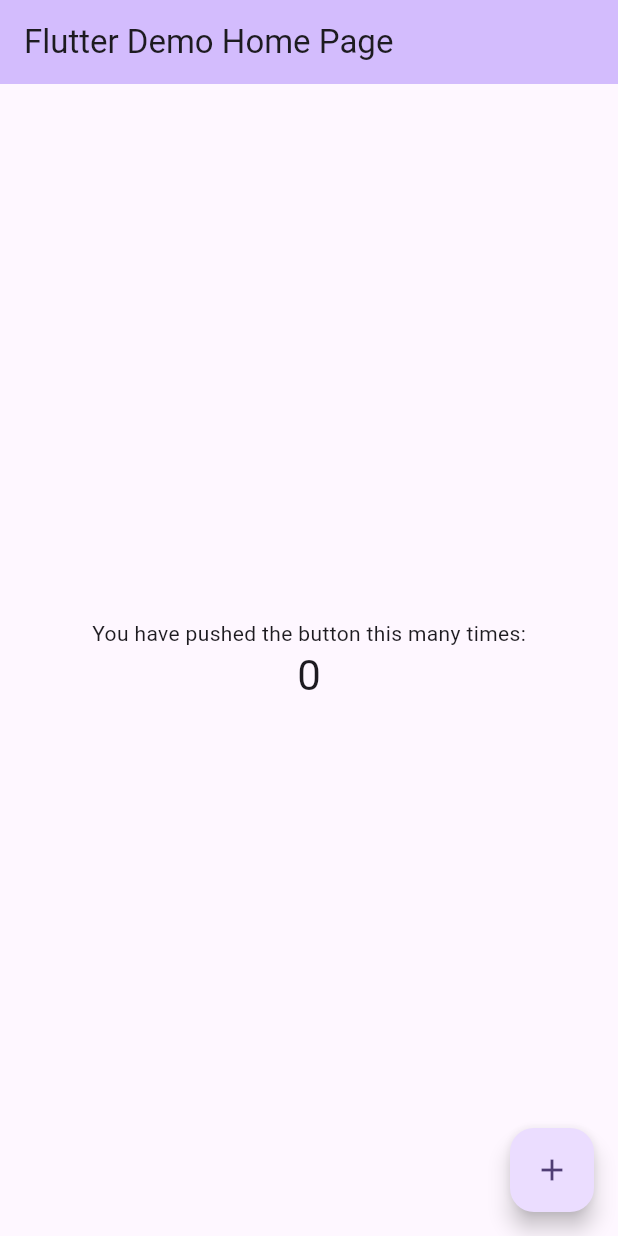
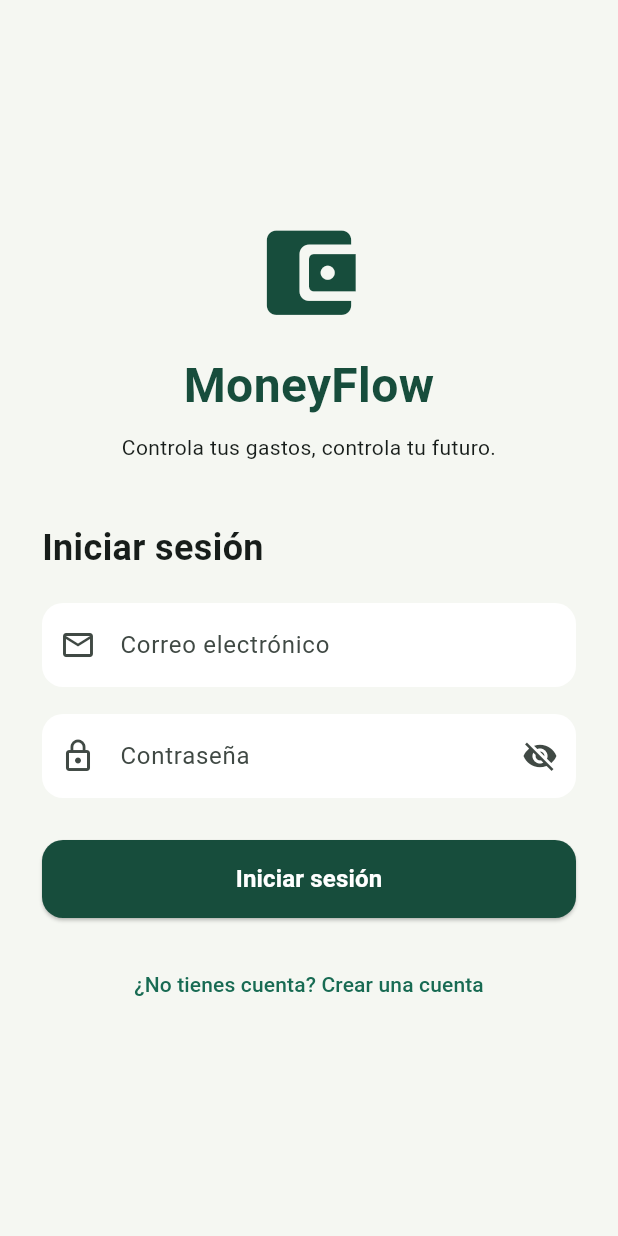
Before and after one commit to EliBM07/MoneyFlow, a Flutter app: the screen it shows after launch, on a phone screen of 412 x 824 dp. Run offline on Flutter 3.47's test engine with Material 3 defaults, Android fonts, the phone set to English and light mode, and no system bars.

Commit message:
feat: implement login interface and form validation

```diff
--- /dev/null
+++ b/lib/core/theme/app_theme.dart
@@ -0,0 +1,25 @@
+
+import 'package:flutter/material.dart';
+
+class AppTheme {
+  static const Color primary = Color(0xFF174D3C);
+  static const Color background = Color(0xFFF5F7F2);
+  static const Color accent = Color(0xFFB8D8C0);
+
+  static ThemeData lightTheme = ThemeData(
+    useMaterial3: true,
+    scaffoldBackgroundColor: background,
+    colorScheme: ColorScheme.fromSeed(
+      seedColor: primary,
+      brightness: Brightness.light,
+    ),
+    inputDecorationTheme: InputDecorationTheme(
+      filled: true,
+      fillColor: Colors.white,
+      border: OutlineInputBorder(
+        borderRadius: BorderRadius.circular(14),
+        borderSide: BorderSide.none,
+      ),
+    ),
+  );
+}
--- a/lib/main.dart
+++ b/lib/main.dart
@@ -1,122 +1,23 @@
+
 import 'package:flutter/material.dart';
 
+import 'core/theme/app_theme.dart';
+import 'presentation/screens/login/login_screen.dart';
+
 void main() {
-  runApp(const MyApp());
+  runApp(const MoneyFlowApp());
 }
 
-class MyApp extends StatelessWidget {
-  const MyApp({super.key});
+class MoneyFlowApp extends StatelessWidget {
+  const MoneyFlowApp({super.key});
 
-  // This widget is the root of your application.
   @override
   Widget build(BuildContext context) {
     return MaterialApp(
-      title: 'Flutter Demo',
-      theme: ThemeData(
-        // This is the theme of your application.
-        //
-        // TRY THIS: Try running your application with "flutter run". You'll see
-        // the application has a purple toolbar. Then, without quitting the app,
-        // try changing the seedColor in the colorScheme below to Colors.green
-        // and then invoke "hot reload" (save your changes or press the "hot
-        // reload" button in a Flutter-supported IDE, or press "r" if you used
-        // the command line to start the app).
-        //
-        // Notice that the counter didn't reset back to zero; the application
-        // state is not lost during the reload. To reset the state, use hot
-        // restart instead.
-        //
-        // This works for code too, not just values: Most code changes can be
-        // tested with just a hot reload.
-        colorScheme: .fromSeed(seedColor: Colors.deepPurple),
-      ),
-      home: const MyHomePage(title: 'Flutter Demo Home Page'),
+      debugShowCheckedModeBanner: false,
+      title: 'MoneyFlow',
+      theme: AppTheme.lightTheme,
+      home: const LoginScreen(),
     );
   }
 }
-
-class MyHomePage extends StatefulWidget {
-  const MyHomePage({super.key, required this.title});
-
-  // This widget is the home page of your application. It is stateful, meaning
-  // that it has a State object (defined below) that contains fields that affect
-  // how it looks.
-
-  // This class is the configuration for the state. It holds the values (in this
-  // case the title) provided by the parent (in this case the App widget) and
-  // used by the build method of the State. Fields in a Widget subclass are
-  // always marked "final".
-
-  final String title;
-
-  @override
-  State<MyHomePage> createState() => _MyHomePageState();
-}
-
-class _MyHomePageState extends State<MyHomePage> {
-  int _counter = 0;
-
-  void _incrementCounter() {
-    setState(() {
-      // This call to setState tells the Flutter framework that something has
-      // changed in this State, which causes it to rerun the build method below
-      // so that the display can reflect the updated values. If we changed
-      // _counter without calling setState(), then the build method would not be
-      // called again, and so nothing would appear to happen.
-      _counter++;
-    });
-  }
-
-  @override
-  Widget build(BuildContext context) {
-    // This method is rerun every time setState is called, for instance as done
-    // by the _incrementCounter method above.
-    //
-    // The Flutter framework has been optimized to make rerunning build methods
-    // fast, so that you can just rebuild anything that needs updating rather
-    // than having to individually change instances of widgets.
-    return Scaffold(
-      appBar: AppBar(
-        // TRY THIS: Try changing the color here to a specific color (to
-        // Colors.amber, perhaps?) and trigger a hot reload to see the AppBar
-        // change color while the other colors stay the same.
-        backgroundColor: Theme.of(context).colorScheme.inversePrimary,
-        // Here we take the value from the MyHomePage object that was created by
-        // the App.build method, and use it to set our appbar title.
-        title: Text(widget.title),
-      ),
-      body: Center(
-        // Center is a layout widget. It takes a single child and positions it
-        // in the middle of the parent.
-        child: Column(
-          // Column is also a layout widget. It takes a list of children and
-          // arranges them vertically. By default, it sizes itself to fit its
-          // children horizontally, and tries to be as tall as its parent.
-          //
-          // Column has various properties to control how it sizes itself and
-          // how it positions its children. Here we use mainAxisAlignment to
-          // center the children vertically; the main axis here is the vertical
-          // axis because Columns are vertical (the cross axis would be
-          // horizontal).
-          //
-          // TRY THIS: Invoke "debug painting" (choose the "Toggle Debug Paint"
-          // action in the IDE, or press "p" in the console), to see the
-          // wireframe for each widget.
-          mainAxisAlignment: .center,
-          children: [
-            const Text('You have pushed the button this many times:'),
-            Text(
-              '$_counter',
-              style: Theme.of(context).textTheme.headlineMedium,
-            ),
-          ],
-        ),
-      ),
-      floatingActionButton: FloatingActionButton(
-        onPressed: _incrementCounter,
-        tooltip: 'Increment',
-        child: const Icon(Icons.add),
-      ),
-    );
-  }
-}
--- /dev/null
+++ b/lib/presentation/screens/login/login_screen.dart
@@ -0,0 +1,196 @@
+
+import 'package:flutter/material.dart';
+import '../../../core/theme/app_theme.dart';
+
+class LoginScreen extends StatefulWidget {
+  const LoginScreen({super.key});
+
+  @override
+  State<LoginScreen> createState() => _LoginScreenState();
+}
+
+class _LoginScreenState extends State<LoginScreen> {
+
+  final _formKey = GlobalKey<FormState>();
+
+  final TextEditingController emailController =
+  TextEditingController();
+
+  final TextEditingController passwordController =
+  TextEditingController();
+
+  bool obscurePassword = true;
+
+  @override
+  void dispose() {
+    emailController.dispose();
+    passwordController.dispose();
+    super.dispose();
+  }
+
+  void login() {
+    if (_formKey.currentState!.validate()) {
+      ScaffoldMessenger.of(context).showSnackBar(
+        const SnackBar(
+          content: Text('Formulario validado correctamente'),
+        ),
+      );
+    }
+  }
+
+  @override
+  Widget build(BuildContext context) {
+    return Scaffold(
+      body: SafeArea(
+        child: Center(
+          child: SingleChildScrollView(
+            padding: const EdgeInsets.all(28),
+            child: Form(
+              key: _formKey,
+              child: Column(
+                crossAxisAlignment: CrossAxisAlignment.stretch,
+                children: [
+
+                  const Icon(
+                    Icons.account_balance_wallet_rounded,
+                    size: 75,
+                    color: AppTheme.primary,
+                  ),
+
+                  const SizedBox(height: 15),
+
+                  const Text(
+                    'MoneyFlow',
+                    textAlign: TextAlign.center,
+                    style: TextStyle(
+                      fontSize: 32,
+                      fontWeight: FontWeight.bold,
+                      color: AppTheme.primary,
+                    ),
+                  ),
+
+                  const SizedBox(height: 8),
+
+                  const Text(
+                    'Controla tus gastos, controla tu futuro.',
+                    textAlign: TextAlign.center,
+                  ),
+
+                  const SizedBox(height: 40),
+
+                  const Text(
+                    'Iniciar sesión',
+                    style: TextStyle(
+                      fontSize: 24,
+                      fontWeight: FontWeight.bold,
+                    ),
+                  ),
+
+                  const SizedBox(height: 20),
+
+                  TextFormField(
+                    controller: emailController,
+                    keyboardType: TextInputType.emailAddress,
+                    decoration: const InputDecoration(
+                      labelText: 'Correo electrónico',
+                      prefixIcon: Icon(Icons.email_outlined),
+                    ),
+                    validator: (value) {
+                      if (value == null || value.trim().isEmpty) {
+                        return 'Ingresa tu correo electrónico';
+                      }
+
+                      final emailRegex = RegExp(
+                        r'^[^@\s]+@[^@\s]+\.[^@\s]+$',
+                      );
+
+                      if (!emailRegex.hasMatch(value.trim())) {
+                        return 'Ingresa un correo válido';
+                      }
+
+                      return null;
+                    },
+                  ),
+
+                  const SizedBox(height: 18),
+
+                  TextFormField(
+                    controller: passwordController,
+                    obscureText: obscurePassword,
+                    decoration: InputDecoration(
+                      labelText: 'Contraseña',
+                      prefixIcon: const Icon(Icons.lock_outline),
+                      suffixIcon: IconButton(
+                        icon: Icon(
+                          obscurePassword
+                              ? Icons.visibility_off
+                              : Icons.visibility,
+                        ),
+                        onPressed: () {
+                          setState(() {
+                            obscurePassword = !obscurePassword;
+                          });
+                        },
+                      ),
+                    ),
+                    validator: (value) {
+                      if (value == null || value.isEmpty) {
+                        return 'Ingresa tu contraseña';
+                      }
+
+                      if (value.length < 6) {
+                        return 'Mínimo 6 caracteres';
+                      }
+
+                      return null;
+                    },
+                  ),
+
+                  const SizedBox(height: 28),
+
+                  SizedBox(
+                    height: 52,
+                    child: ElevatedButton(
+                      onPressed: login,
+                      style: ElevatedButton.styleFrom(
+                        backgroundColor: AppTheme.primary,
+                        foregroundColor: Colors.white,
+                        shape: RoundedRectangleBorder(
+                          borderRadius: BorderRadius.circular(14),
+                        ),
+                      ),
+                      child: const Text(
+                        'Iniciar sesión',
+                        style: TextStyle(
+                          fontSize: 16,
+                          fontWeight: FontWeight.bold,
+                        ),
+                      ),
+                    ),
+                  ),
+
+                  const SizedBox(height: 20),
+
+                  TextButton(
+                    onPressed: () {
+                      ScaffoldMessenger.of(context).showSnackBar(
+                        const SnackBar(
+                          content: Text(
+                            'Registro: próximamente',
+                          ),
+                        ),
+                      );
+                    },
+                    child: const Text(
+                      '¿No tienes cuenta? Crear una cuenta',
+                    ),
+                  ),
+                ],
+              ),
+            ),
+          ),
+        ),
+      ),
+    );
+  }
+}
```
